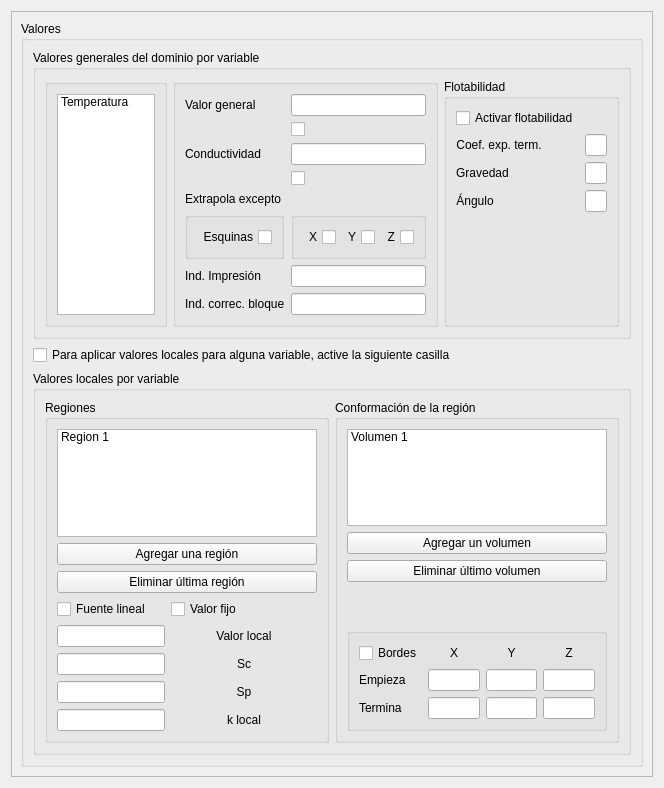
Before: the Qt Designer form values_window/ui/values_window.ui in luisdavidrodm/PrePRODIC3D, drawn with Qt 5.
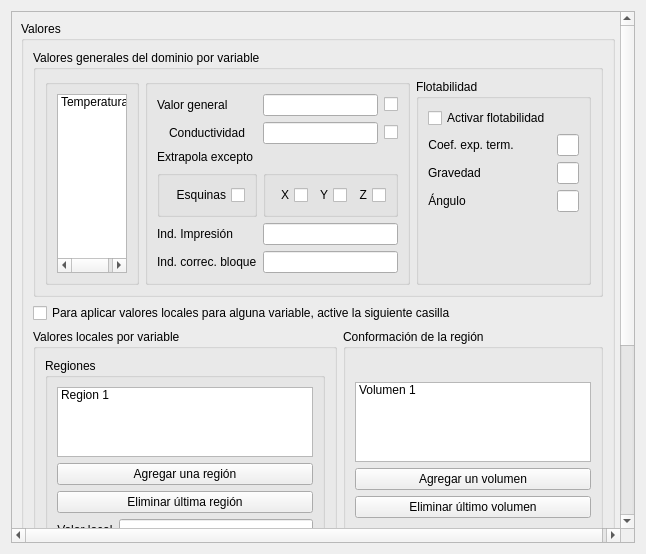
After: the same form once the commit is applied.

Commit message: Cambios en la interfaz grafica

Diff of the .ui file:
```diff
--- a/values_window/ui/values_window.ui
+++ b/values_window/ui/values_window.ui
@@ -6,16 +6,28 @@
    <rect>
     <x>0</x>
     <y>0</y>
-    <width>664</width>
-    <height>788</height>
+    <width>646</width>
+    <height>554</height>
    </rect>
   </property>
+  <property name="sizePolicy">
+   <sizepolicy hsizetype="Fixed" vsizetype="Fixed">
+    <horstretch>0</horstretch>
+    <verstretch>0</verstretch>
+   </sizepolicy>
+  </property>
   <property name="windowTitle">
    <string>Valores - PrePRODIC3D</string>
   </property>
-  <layout class="QGridLayout" name="gridLayout_3">
-   <item row="0" column="0">
+  <layout class="QVBoxLayout" name="verticalLayout_2">
+   <item>
     <widget class="QScrollArea" name="scrollArea">
+     <property name="sizePolicy">
+      <sizepolicy hsizetype="Preferred" vsizetype="Preferred">
+       <horstretch>0</horstretch>
+       <verstretch>0</verstretch>
+      </sizepolicy>
+     </property>
      <property name="widgetResizable">
       <bool>true</bool>
      </property>
@@ -23,9 +35,9 @@
       <property name="geometry">
        <rect>
         <x>0</x>
-        <y>0</y>
-        <width>627</width>
-        <height>769</height>
+        <y>-258</y>
+        <width>621</width>
+        <height>775</height>
        </rect>
       </property>
       <layout class="QVBoxLayout" name="verticalLayout_3">
@@ -34,14 +46,14 @@
          <property name="title">
           <string>Valores</string>
          </property>
-         <layout class="QVBoxLayout" name="verticalLayout_2">
-          <item>
+         <layout class="QFormLayout" name="formLayout_3">
+          <item row="0" column="0" colspan="2">
            <widget class="QGroupBox" name="groupBox_2">
             <property name="title">
              <string>Valores generales del dominio por variable</string>
             </property>
-            <layout class="QHBoxLayout" name="horizontalLayout">
-             <item>
+            <layout class="QGridLayout" name="gridLayout_7">
+             <item row="0" column="0">
               <widget class="QGroupBox" name="groupBox_3">
                <property name="title">
                 <string/>
@@ -59,12 +71,12 @@
                </layout>
               </widget>
              </item>
-             <item>
+             <item row="0" column="1">
               <widget class="QGroupBox" name="groupBox_4">
                <property name="title">
                 <string/>
                </property>
-               <layout class="QFormLayout" name="formLayout_2">
+               <layout class="QGridLayout" name="gridLayout_8">
                 <item row="0" column="0">
                  <widget class="QLabel" name="label">
                   <property name="text">
@@ -72,9 +84,6 @@
                   </property>
                  </widget>
                 </item>
-                <item row="0" column="1">
-                 <widget class="QLineEdit" name="le_general_value"/>
-                </item>
                 <item row="2" column="0">
                  <widget class="QLabel" name="label_2">
                   <property name="text">
@@ -88,14 +97,31 @@
                 <item row="2" column="1">
                  <widget class="QLineEdit" name="le_k"/>
                 </item>
-                <item row="6" column="0">
+                <item row="7" column="0">
+                 <widget class="QLabel" name="label_17">
+                  <property name="text">
+                   <string>Ind. correc. bloque</string>
+                  </property>
+                 </widget>
+                </item>
+                <item row="4" column="0">
                  <widget class="QLabel" name="label_15">
                   <property name="text">
                    <string>Extrapola excepto</string>
                   </property>
                  </widget>
                 </item>
-                <item row="7" column="0">
+                <item row="0" column="1">
+                 <widget class="QLineEdit" name="le_general_value"/>
+                </item>
+                <item row="6" column="0">
+                 <widget class="QLabel" name="label_16">
+                  <property name="text">
+                   <string>Ind. Impresión</string>
+                  </property>
+                 </widget>
+                </item>
+                <item row="5" column="0">
                  <widget class="QGroupBox" name="groupBox_11">
                   <property name="title">
                    <string/>
@@ -114,7 +140,21 @@
                   </layout>
                  </widget>
                 </item>
-                <item row="7" column="1">
+                <item row="0" column="2">
+                 <widget class="QCheckBox" name="chb_ex_value">
+                  <property name="text">
+                   <string/>
+                  </property>
+                 </widget>
+                </item>
+                <item row="2" column="2">
+                 <widget class="QCheckBox" name="chb_ex_k">
+                  <property name="text">
+                   <string/>
+                  </property>
+                 </widget>
+                </item>
+                <item row="5" column="1" colspan="2">
                  <widget class="QGroupBox" name="groupBox_10">
                   <property name="title">
                    <string/>
@@ -153,44 +193,16 @@
                   </layout>
                  </widget>
                 </item>
-                <item row="8" column="0">
-                 <widget class="QLabel" name="label_16">
-                  <property name="text">
-                   <string>Ind. Impresión</string>
-                  </property>
-                 </widget>
-                </item>
-                <item row="8" column="1">
+                <item row="6" column="1" colspan="2">
                  <widget class="QLineEdit" name="le_ixyz"/>
                 </item>
-                <item row="9" column="0">
-                 <widget class="QLabel" name="label_17">
-                  <property name="text">
-                   <string>Ind. correc. bloque</string>
-                  </property>
-                 </widget>
-                </item>
-                <item row="9" column="1">
+                <item row="7" column="1" colspan="2">
                  <widget class="QLineEdit" name="le_kblock"/>
                 </item>
-                <item row="3" column="1">
-                 <widget class="QCheckBox" name="chb_ex_k">
-                  <property name="text">
-                   <string/>
-                  </property>
-                 </widget>
-                </item>
-                <item row="1" column="1">
-                 <widget class="QCheckBox" name="chb_ex_value">
-                  <property name="text">
-                   <string/>
-                  </property>
-                 </widget>
-                </item>
                </layout>
               </widget>
              </item>
-             <item>
+             <item row="0" column="2">
               <widget class="QGroupBox" name="groupBox_5">
                <property name="title">
                 <string>Flotabilidad</string>
@@ -248,14 +260,14 @@
             </layout>
            </widget>
           </item>
-          <item>
+          <item row="2" column="0" colspan="2">
            <widget class="QCheckBox" name="chb_local_value">
             <property name="text">
              <string>Para aplicar valores locales para alguna variable, active la siguiente casilla</string>
             </property>
            </widget>
           </item>
-          <item>
+          <item row="3" column="0">
            <widget class="QGroupBox" name="groupBox_6">
             <property name="title">
              <string>Valores locales por variable</string>
@@ -269,21 +281,7 @@
                <property name="title">
                 <string>Regiones</string>
                </property>
-               <layout class="QFormLayout" name="formLayout_3">
-                <item row="2" column="0" colspan="2">
-                 <widget class="QPushButton" name="pb_add_region">
-                  <property name="text">
-                   <string>Agregar una región</string>
-                  </property>
-                 </widget>
-                </item>
-                <item row="4" column="0" colspan="2">
-                 <widget class="QPushButton" name="pb_remove_region">
-                  <property name="text">
-                   <string>Eliminar última región</string>
-                  </property>
-                 </widget>
-                </item>
+               <layout class="QGridLayout" name="gridLayout_6">
                 <item row="0" column="0" colspan="2">
                  <widget class="QListWidget" name="lw_regions">
                   <property name="layoutDirection">
@@ -296,20 +294,7 @@
                   </item>
                  </widget>
                 </item>
-                <item row="10" column="0">
-                 <widget class="QLineEdit" name="le_local_value"/>
-                </item>
-                <item row="10" column="1">
-                 <widget class="QLabel" name="label_6">
-                  <property name="text">
-                   <string>Valor local</string>
-                  </property>
-                  <property name="alignment">
-                   <set>Qt::AlignCenter</set>
-                  </property>
-                 </widget>
-                </item>
-                <item row="11" column="1">
+                <item row="5" column="0">
                  <widget class="QLabel" name="label_7">
                   <property name="text">
                    <string>Sc</string>
@@ -319,23 +304,17 @@
                   </property>
                  </widget>
                 </item>
-                <item row="14" column="0">
-                 <widget class="QLineEdit" name="le_local_sp"/>
+                <item row="3" column="1">
+                 <widget class="QLineEdit" name="le_local_value"/>
                 </item>
-                <item row="14" column="1">
-                 <widget class="QLabel" name="label_8">
+                <item row="2" column="0" colspan="2">
+                 <widget class="QPushButton" name="pb_remove_region">
                   <property name="text">
-                   <string>Sp</string>
-                  </property>
-                  <property name="alignment">
-                   <set>Qt::AlignCenter</set>
+                   <string>Eliminar última región</string>
                   </property>
                  </widget>
                 </item>
-                <item row="17" column="0">
-                 <widget class="QLineEdit" name="le_local_k"/>
-                </item>
-                <item row="17" column="1">
+                <item row="9" column="0">
                  <widget class="QLabel" name="label_9">
                   <property name="text">
                    <string>k local</string>
@@ -345,32 +324,67 @@
                   </property>
                  </widget>
                 </item>
-                <item row="8" column="1">
-                 <widget class="QCheckBox" name="chb_fixed_value">
-                  <property name="text">
-                   <string>Valor fijo</string>
-                  </property>
-                 </widget>
-                </item>
-                <item row="8" column="0">
-                 <widget class="QCheckBox" name="chb_linear_source">
-                  <property name="text">
-                   <string>Fuente lineal</string>
-                  </property>
-                 </widget>
-                </item>
-                <item row="11" column="0">
+                <item row="5" column="1">
                  <widget class="QLineEdit" name="le_local_sc"/>
                 </item>
+                <item row="7" column="1">
+                 <widget class="QLineEdit" name="le_local_sp"/>
+                </item>
+                <item row="9" column="1">
+                 <widget class="QLineEdit" name="le_local_k"/>
+                </item>
+                <item row="1" column="0" colspan="2">
+                 <widget class="QPushButton" name="pb_add_region">
+                  <property name="text">
+                   <string>Agregar una región</string>
+                  </property>
+                 </widget>
+                </item>
+                <item row="3" column="0">
+                 <widget class="QLabel" name="label_6">
+                  <property name="text">
+                   <string>Valor local</string>
+                  </property>
+                  <property name="alignment">
+                   <set>Qt::AlignCenter</set>
+                  </property>
+                 </widget>
+                </item>
+                <item row="7" column="0">
+                 <widget class="QLabel" name="label_8">
+                  <property name="text">
+                   <string>Sp</string>
+                  </property>
+                  <property name="alignment">
+                   <set>Qt::AlignCenter</set>
+                  </property>
+                 </widget>
+                </item>
                </layout>
               </widget>
              </item>
-             <item>
+            </layout>
+           </widget>
+          </item>
+          <item row="3" column="1">
               <widget class="QGroupBox" name="groupBox_8">
                <property name="title">
                 <string>Conformación de la región</string>
                </property>
                <layout class="QVBoxLayout" name="verticalLayout">
+             <item>
+              <spacer name="verticalSpacer_2">
+               <property name="orientation">
+                <enum>Qt::Vertical</enum>
+               </property>
+               <property name="sizeHint" stdset="0">
+                <size>
+                 <width>20</width>
+                 <height>135</height>
+                </size>
+               </property>
+              </spacer>
+             </item>
                 <item>
                  <widget class="QListWidget" name="lw_volumes">
                   <item>
@@ -400,30 +414,43 @@
                    <enum>Qt::Vertical</enum>
                   </property>
                   <property name="sizeType">
-                   <enum>QSizePolicy::Fixed</enum>
+                <enum>QSizePolicy::Expanding</enum>
                   </property>
                   <property name="sizeHint" stdset="0">
                    <size>
                     <width>20</width>
-                    <height>40</height>
+                 <height>230</height>
                    </size>
                   </property>
                  </spacer>
                 </item>
-                <item>
+            </layout>
+           </widget>
+          </item>
+          <item row="4" column="0">
+           <widget class="QCheckBox" name="chb_exclude_borders">
+            <property name="text">
+             <string>V.C. Excluir bordes</string>
+            </property>
+           </widget>
+          </item>
+          <item row="5" column="0" colspan="2">
                  <widget class="QGroupBox" name="groupBox_9">
                   <property name="title">
                    <string/>
                   </property>
                   <layout class="QGridLayout" name="gridLayout">
-                   <item row="2" column="0">
-                    <widget class="QLabel" name="label_10">
+             <item row="0" column="3">
+              <widget class="QLabel" name="label_13">
                      <property name="text">
-                      <string>Termina</string>
+                <string>Y</string>
+               </property>
+               <property name="alignment">
+                <set>Qt::AlignCenter</set>
                      </property>
                     </widget>
                    </item>
-                   <item row="2" column="2">
+             <item row="2" column="3">
                     <widget class="QLineEdit" name="le_y_end">
                      <property name="sizePolicy">
                       <sizepolicy hsizetype="Ignored" vsizetype="Fixed">
@@ -433,8 +460,8 @@
                      </property>
                     </widget>
                    </item>
-                   <item row="1" column="1">
-                    <widget class="QLineEdit" name="le_x_start">
+             <item row="2" column="5">
+              <widget class="QLineEdit" name="le_z_end">
                      <property name="sizePolicy">
                       <sizepolicy hsizetype="Ignored" vsizetype="Fixed">
                        <horstretch>0</horstretch>
@@ -443,7 +470,89 @@
                      </property>
                     </widget>
                    </item>
-                   <item row="1" column="2">
+             <item row="2" column="2">
+              <widget class="QComboBox" name="comboBox_4">
+               <item>
+                <property name="text">
+                 <string/>
+                </property>
+               </item>
+               <item>
+                <property name="text">
+                 <string>&lt;</string>
+                </property>
+               </item>
+               <item>
+                <property name="text">
+                 <string>≤</string>
+                </property>
+               </item>
+              </widget>
+             </item>
+             <item row="2" column="0">
+              <widget class="QComboBox" name="comboBox_2">
+               <item>
+                <property name="text">
+                 <string/>
+                </property>
+               </item>
+               <item>
+                <property name="text">
+                 <string>&lt;</string>
+                </property>
+               </item>
+               <item>
+                <property name="text">
+                 <string>≤</string>
+                </property>
+               </item>
+              </widget>
+             </item>
+             <item row="2" column="4">
+              <widget class="QComboBox" name="comboBox_6">
+               <property name="sizePolicy">
+                <sizepolicy hsizetype="Fixed" vsizetype="Fixed">
+                 <horstretch>0</horstretch>
+                 <verstretch>0</verstretch>
+                </sizepolicy>
+               </property>
+               <item>
+                <property name="text">
+                 <string/>
+                </property>
+               </item>
+               <item>
+                <property name="text">
+                 <string>&lt;</string>
+                </property>
+               </item>
+               <item>
+                <property name="text">
+                 <string>≤</string>
+                </property>
+               </item>
+              </widget>
+             </item>
+             <item row="1" column="0">
+              <widget class="QComboBox" name="comboBox">
+               <item>
+                <property name="text">
+                 <string/>
+                </property>
+               </item>
+               <item>
+                <property name="text">
+                 <string>&gt;</string>
+                </property>
+               </item>
+               <item>
+                <property name="text">
+                 <string>≥</string>
+                </property>
+               </item>
+              </widget>
+             </item>
+             <item row="1" column="3">
                     <widget class="QLineEdit" name="le_y_start">
                      <property name="sizePolicy">
                       <sizepolicy hsizetype="Ignored" vsizetype="Fixed">
@@ -453,6 +562,55 @@
                      </property>
                     </widget>
                    </item>
+             <item row="1" column="4">
+              <widget class="QComboBox" name="comboBox_5">
+               <item>
+                <property name="text">
+                 <string/>
+                </property>
+               </item>
+               <item>
+                <property name="text">
+                 <string>&gt;</string>
+                </property>
+               </item>
+               <item>
+                <property name="text">
+                 <string>≥</string>
+                </property>
+               </item>
+              </widget>
+             </item>
+             <item row="1" column="5">
+              <widget class="QLineEdit" name="le_z_start">
+               <property name="sizePolicy">
+                <sizepolicy hsizetype="Ignored" vsizetype="Fixed">
+                 <horstretch>0</horstretch>
+                 <verstretch>0</verstretch>
+                </sizepolicy>
+               </property>
+              </widget>
+             </item>
+             <item row="0" column="5">
+              <widget class="QLabel" name="label_14">
+               <property name="text">
+                <string>Z</string>
+               </property>
+               <property name="alignment">
+                <set>Qt::AlignCenter</set>
+               </property>
+              </widget>
+             </item>
+             <item row="1" column="1">
+              <widget class="QLineEdit" name="le_x_start">
+               <property name="sizePolicy">
+                <sizepolicy hsizetype="Ignored" vsizetype="Fixed">
+                 <horstretch>0</horstretch>
+                 <verstretch>0</verstretch>
+                </sizepolicy>
+               </property>
+              </widget>
+             </item>
                    <item row="2" column="1">
                     <widget class="QLineEdit" name="le_x_end">
                      <property name="sizePolicy">
@@ -471,66 +629,6 @@
                      <property name="alignment">
                       <set>Qt::AlignCenter</set>
                      </property>
-                    </widget>
-                   </item>
-                   <item row="0" column="2">
-                    <widget class="QLabel" name="label_13">
-                     <property name="text">
-                      <string>Y</string>
-                     </property>
-                     <property name="alignment">
-                      <set>Qt::AlignCenter</set>
-                     </property>
-                    </widget>
-                   </item>
-                   <item row="1" column="0">
-                    <widget class="QLabel" name="label_11">
-                     <property name="text">
-                      <string>Empieza</string>
-                     </property>
-                    </widget>
-                   </item>
-                   <item row="0" column="3">
-                    <widget class="QLabel" name="label_14">
-                     <property name="text">
-                      <string>Z</string>
-                     </property>
-                     <property name="alignment">
-                      <set>Qt::AlignCenter</set>
-                     </property>
-                    </widget>
-                   </item>
-                   <item row="1" column="3">
-                    <widget class="QLineEdit" name="le_z_start">
-                     <property name="sizePolicy">
-                      <sizepolicy hsizetype="Ignored" vsizetype="Fixed">
-                       <horstretch>0</horstretch>
-                       <verstretch>0</verstretch>
-                      </sizepolicy>
-                     </property>
-                    </widget>
-                   </item>
-                   <item row="2" column="3">
-                    <widget class="QLineEdit" name="le_z_end">
-                     <property name="sizePolicy">
-                      <sizepolicy hsizetype="Ignored" vsizetype="Fixed">
-                       <horstretch>0</horstretch>
-                       <verstretch>0</verstretch>
-                      </sizepolicy>
-                     </property>
-                    </widget>
-                   </item>
-                   <item row="0" column="0">
-                    <widget class="QCheckBox" name="chb_exclude_borders">
-                     <property name="text">
-                      <string>Bordes</string>
-                     </property>
-                    </widget>
-                   </item>
-                  </layout>
-                 </widget>
-                </item>
-               </layout>
               </widget>
              </item>
             </layout>
```
Left out of the diff: 19 changed lines with no effect on the pictures. Lines whose indentation alone changed are shown as unchanged. The commit also changes 5 other files.
